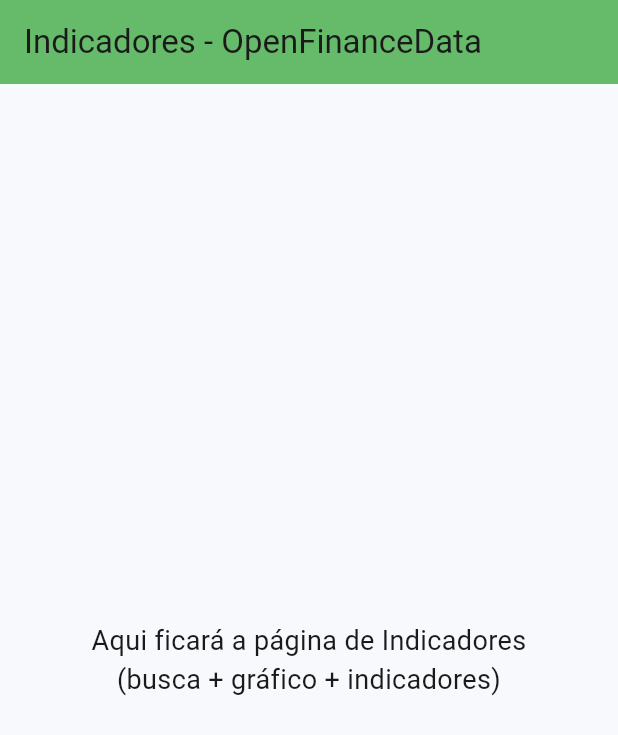
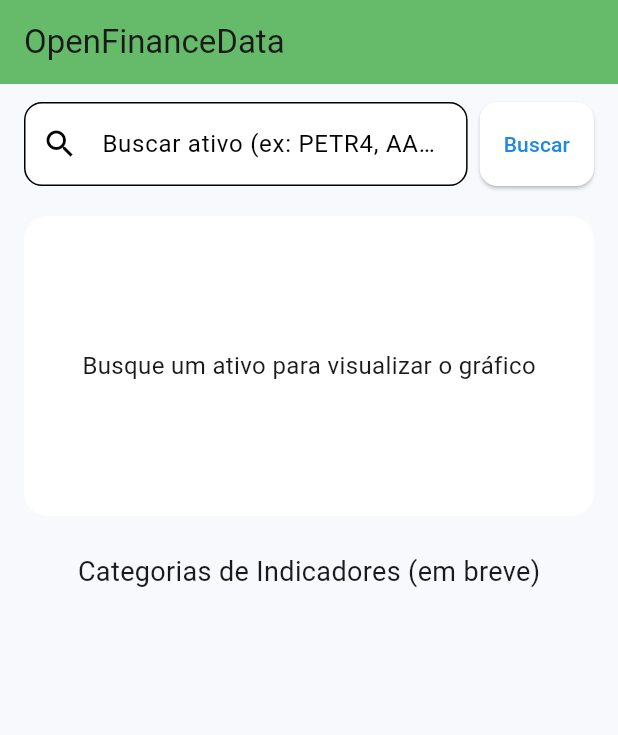
Before and after one commit to wilianAlbrecht/open_finance_data_front, a Flutter app: the screen it shows after launch, on a phone screen of 412 x 824 dp. Shown: the top 735 px of the screen. Run offline on Flutter 3.47's test engine with Material 3 defaults, Android fonts, the phone set to English and light mode, and no system bars; our stand-ins replace dio, fl_chart.

```diff
--- a/lib/app/app_widget.dart
+++ b/lib/app/app_widget.dart
@@ -1,6 +1,10 @@
 import 'package:flutter/material.dart';
+import 'package:provider/provider.dart';
+
+import '../core/theme/dark_theme.dart';
 import '../core/theme/light_theme.dart';
-import '../core/theme/dark_theme.dart';
+import '../modules/indicators/indicators_controller.dart';
+import '../data/services/openfinance_api.dart';
 import 'routes/app_pages.dart';
 import 'routes/app_routes.dart';
 
@@ -9,17 +13,20 @@ class AppWidget extends StatelessWidget {
 
   @override
   Widget build(BuildContext context) {
-    return MaterialApp(
+    return MultiProvider(
+      providers: [
+        Provider(create: (_) => OpenFinanceApi()),
+        ChangeNotifierProvider(create: (_) => IndicatorsController()),
+      ],
+      child: MaterialApp(
         title: 'OpenFinanceData',
         debugShowCheckedModeBanner: false,
         theme: AppLightTheme.theme,
         darkTheme: AppDarkTheme.theme,
-
-      // Use configuração do sistema
         themeMode: ThemeMode.system,
-
         initialRoute: AppRoutes.indicators,
         routes: AppPages.routes,
+      ),
     );
   }
 }
--- /dev/null
+++ b/lib/data/models/history_data.dart
@@ -0,0 +1,62 @@
+class HistoryData {
+  final List<int> timestamp;
+  final List<double> open;
+  final List<double> high;
+  final List<double> low;
+  final List<double> close;
+  final List<double> volume;
+
+  List<double> ma20 = [];
+
+  HistoryData({
+    required this.timestamp,
+    required this.open,
+    required this.high,
+    required this.low,
+    required this.close,
+    required this.volume,
+  }) {
+    _calculateMA20();
+  }
+
+  // ---- Parsing seguro e elegante ----
+  factory HistoryData.fromJson(Map<String, dynamic> json) {
+    return HistoryData(
+      timestamp: _toIntList(json["timestamp"]),
+      open: _toDoubleList(json["open"]),
+      high: _toDoubleList(json["high"]),
+      low: _toDoubleList(json["low"]),
+      close: _toDoubleList(json["close"]),
+      volume: _toDoubleList(json["volume"]),
+    );
+  }
+
+  // ---- Converte List<dynamic> → List<double> ----
+  static List<double> _toDoubleList(dynamic list) {
+    if (list == null) return [];
+    return (list as List).map((e) => (e as num?)?.toDouble() ?? 0).toList();
+  }
+
+  // ---- Converte List<dynamic> → List<int> ----
+  static List<int> _toIntList(dynamic list) {
+    if (list == null) return [];
+    return (list as List).map((e) => (e as num).toInt()).toList();
+  }
+
+  // ---- MA20 automático ----
+  void _calculateMA20() {
+    ma20 = [];
+
+    for (int i = 0; i < close.length; i++) {
+      if (i < 20) {
+        ma20.add(close[i]);
+      } else {
+        double sum = 0;
+        for (int j = i - 19; j <= i; j++) {
+          sum += close[j];
+        }
+        ma20.add(sum / 20);
+      }
+    }
+  }
+}
--- /dev/null
+++ b/lib/modules/indicators/indicators_controller.dart
@@ -0,0 +1,100 @@
+import 'package:flutter/material.dart';
+import 'package:provider/provider.dart';
+
+import '../../data/models/history_data.dart';
+import '../../data/services/openfinance_api.dart';
+
+class IndicatorsController extends ChangeNotifier {
+  bool isLoading = false;
+  String? errorMessage;
+  String? currentSymbol;
+
+  Map<String, dynamic>? fundamentals;
+  Map<String, dynamic>? history;
+
+  //dados do histórico para o gráfico
+  List<double> open = [];
+  List<double> high = [];
+  List<double> low = [];
+  List<double> close = [];
+  List<double> volume = [];
+  List<int> timestamp = [];
+
+  bool showOpen = false;
+  bool showHigh = false;
+  bool showLow = false;
+  bool showClose = true; // ativo por padrão
+
+  Future<void> search(BuildContext context, String symbol) async {
+    if (symbol.isEmpty) return;
+
+    isLoading = true;
+    errorMessage = null;
+    notifyListeners();
+
+    final api = context.read<OpenFinanceApi>();
+
+    try {
+      currentSymbol = symbol;
+
+      // CHAMADAS REAIS:
+      fundamentals = await api.getFundamentals(symbol);
+      history = await api.getHistory(symbol);
+
+      late final HistoryData data;
+
+      if (history == null) {
+        errorMessage = "Erro ao buscar histórico";
+        isLoading = false;
+        notifyListeners();
+        return;
+      } else {
+        data = HistoryData.fromJson(history!);
+      }
+
+      open = roundList(data.open);
+      close = roundList(data.close);
+      high = roundList(data.high);
+      low = roundList(data.low);
+      volume = roundList(data.volume);
+      timestamp = data.timestamp;
+
+      debugPrint("✔ Dados carregados para $symbol");
+
+      isLoading = false;
+      notifyListeners();
+    } catch (e) {
+      errorMessage = "Erro ao buscar dados para $symbol";
+      isLoading = false;
+      notifyListeners();
+    }
+  }
+
+  void toggleOpen() {
+    showOpen = !showOpen;
+    notifyListeners();
+  }
+
+  void toggleHigh() {
+    showHigh = !showHigh;
+    notifyListeners();
+  }
+
+  void toggleLow() {
+    showLow = !showLow;
+    notifyListeners();
+  }
+
+  void toggleClose() {
+    showClose = !showClose;
+    notifyListeners();
+  }
+
+  double round2(double value) {
+    return double.parse(value.toStringAsFixed(2));
+  }
+
+  List<double> roundList(List<double> values) {
+    return values.map((v) => round2(v)).toList();
+  }
+}
--- a/lib/modules/indicators/indicators_page.dart
+++ b/lib/modules/indicators/indicators_page.dart
@@ -1,4 +1,14 @@
 import 'package:flutter/material.dart';
+import 'package:provider/provider.dart';
+import 'package:open_finance_data_front/modules/indicators/widgets/chart/price_line_chart.dart';
+import 'package:open_finance_data_front/modules/indicators/widgets/chart/price_filter_bar.dart';
+
+// Widgets existentes
+import 'widgets/search_bar.dart';
+import 'widgets/categories_placeholder.dart';
+
+// Controller
+import 'indicators_controller.dart';
 
 class IndicatorsPage extends StatelessWidget {
   const IndicatorsPage({super.key});
@@ -6,15 +16,65 @@ class IndicatorsPage extends StatelessWidget {
   @override
   Widget build(BuildContext context) {
     return Scaffold(
-      appBar: AppBar(
-        title: const Text('Indicadores - OpenFinanceData'),
-      ),
-      body: const Center(
-        child: Text(
-          'Aqui ficará a página de Indicadores\n(busca + gráfico + indicadores)',
-          textAlign: TextAlign.center,
-          style: TextStyle(fontSize: 18),
-        ),
+      appBar: AppBar(title: const Text('OpenFinanceData'), elevation: 0),
+      body: ListView(
+        children: [
+          const SearchBarWidget(),
+
+          Consumer<IndicatorsController>(
+            builder: (context, controller, _) {
+              if (controller.isLoading) {
+                return const Padding(
+                  padding: EdgeInsets.all(20),
+                  child: Center(child: CircularProgressIndicator()),
+                );
+              }
+
+              if (controller.close.isEmpty) {
+                return Container(
+                  height: 200,
+                  margin: const EdgeInsets.symmetric(
+                    horizontal: 16,
+                    vertical: 8,
+                  ),
+                  decoration: BoxDecoration(
+                    color: Theme.of(context).colorScheme.surface,
+                    borderRadius: BorderRadius.circular(16),
+                  ),
+                  child: const Center(
+                    child: Text(
+                      "Busque um ativo para visualizar o gráfico",
+                      style: TextStyle(fontSize: 16),
+                    ),
+                  ),
+                );
+              }
+
+              return Column(
+                children: [
+                  // 🔹 FILTROS
+                  const PriceFilterBar(),
+
+                  // 🔹 GRÁFICO
+                  PriceLineChart(
+                    open: controller.open,
+                    high: controller.high,
+                    low: controller.low,
+                    close: controller.close,
+                    timestamp: controller.timestamp,
+
+                    showOpen: controller.showOpen,
+                    showHigh: controller.showHigh,
+                    showLow: controller.showLow,
+                    showClose: controller.showClose,
+                  ),
+                ],
+              );
+            },
+          ),
+
+          const CategoriesPlaceholder(),
+        ],
       ),
     );
   }
--- /dev/null
+++ b/lib/modules/indicators/widgets/categories_placeholder.dart
@@ -0,0 +1,20 @@
+import 'package:flutter/material.dart';
+
+class CategoriesPlaceholder extends StatelessWidget {
+  const CategoriesPlaceholder({super.key});
+
+  @override
+  Widget build(BuildContext context) {
+    return Column(
+      children: const [
+        Padding(
+          padding: EdgeInsets.all(16),
+          child: Text(
+            'Categorias de Indicadores (em breve)',
+            style: TextStyle(fontSize: 18),
+          ),
+        ),
+      ],
+    );
+  }
+}
--- /dev/null
+++ b/lib/modules/indicators/widgets/search_bar.dart
@@ -0,0 +1,65 @@
+import 'package:flutter/material.dart';
+import 'package:provider/provider.dart';
+import '../indicators_controller.dart'; // ajuste o path se necessário
+
+
+class SearchBarWidget extends StatefulWidget {
+  const SearchBarWidget({super.key});
+
+  @override
+  State<SearchBarWidget> createState() => _SearchBarWidgetState();
+}
+
+class _SearchBarWidgetState extends State<SearchBarWidget> {
+  final TextEditingController controller = TextEditingController();
+
+  void onSearch() {
+    final value = controller.text.trim();
+    if (value.isEmpty) return;
+
+    // Aqui você vai depois chamar:
+    // context.read(IndicatorsController).search(value);
+    // ou Navigator.pushNamed com o ativo
+    context.read<IndicatorsController>().search(context, value);
+  }
+
+  @override
+  Widget build(BuildContext context) {
+    return Padding(
+      padding: const EdgeInsets.symmetric(horizontal: 16, vertical: 12),
+      child: Row(
+        children: [
+          // Campo de texto expandido
+          Expanded(
+            child: TextField(
+              controller: controller,
+              decoration: InputDecoration(
+                hintText: 'Buscar ativo (ex: PETR4, AAPL, TSLA)',
+                prefixIcon: const Icon(Icons.search),
+                filled: true,
+                fillColor: Theme.of(context).colorScheme.surface,
+                border: OutlineInputBorder(
+                  borderRadius: BorderRadius.circular(12),
+                ),
+              ),
+            ),
+          ),
+
+          const SizedBox(width: 8),
+
+          // Botão de buscar
+          ElevatedButton(
+            onPressed: onSearch,
+            style: ElevatedButton.styleFrom(
+              padding: const EdgeInsets.symmetric(horizontal: 16, vertical: 18),
+              shape: RoundedRectangleBorder(
+                borderRadius: BorderRadius.circular(12),
+              ),
+            ),
+            child: const Text("Buscar"),
+          ),
+        ],
+      ),
+    );
+  }
+}
--- a/pubspec.yaml
+++ b/pubspec.yaml
@@ -34,6 +34,10 @@ dependencies:
   # The following adds the Cupertino Icons font to your application.
   # Use with the CupertinoIcons class for iOS style icons.
   cupertino_icons: ^1.0.8
+  provider: ^6.1.5+1
+  dio: ^5.9.0
+  fl_chart: ^1.1.1
+  intl: ^0.20.2
 
 dev_dependencies:
   flutter_test:
```
Also changed, not shown: lib/core/theme/app_spacing.dart (added, +8 -0 lines), lib/core/theme/app_text_styles.dart (added, +18 -0 lines), lib/data/services/openfinance_api.dart (added, +43 -0 lines), lib/modules/indicators/widgets/chart/price_filter_bar.dart (added, +55 -0 lines), lib/modules/indicators/widgets/chart/price_line_chart.dart (added, +202 -0 lines), lib/modules/indicators/widgets/chart_placeholder.dart (added, +23 -0 lines), pubspec.lock. Lines whose indentation alone changed are shown as unchanged.
